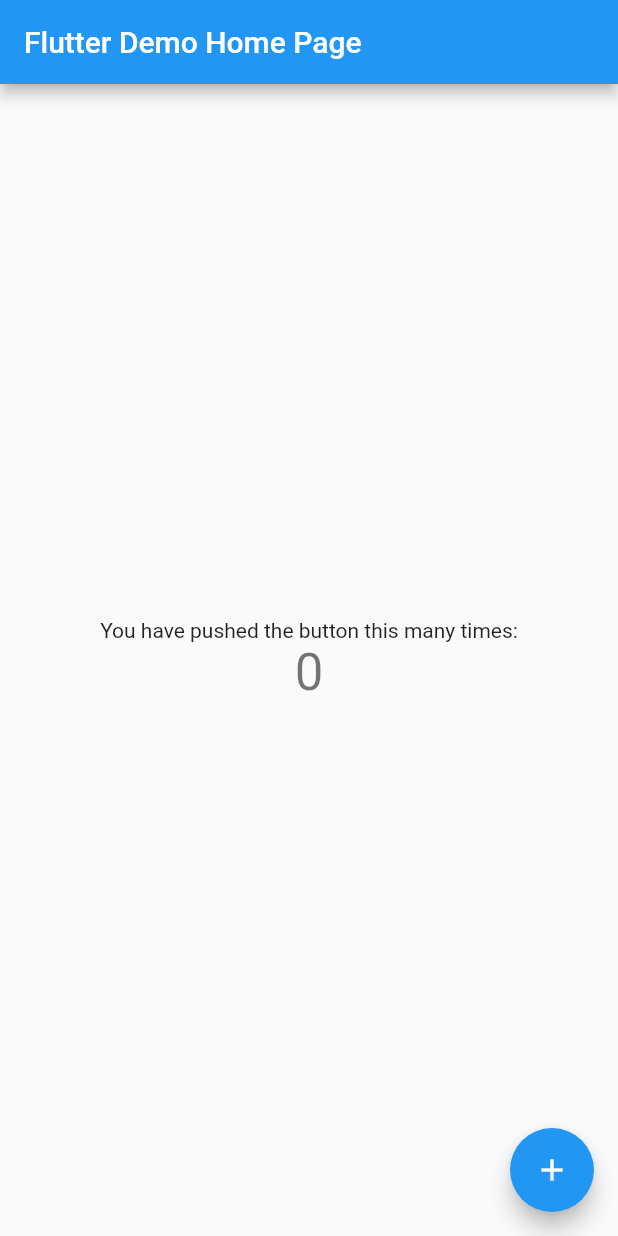
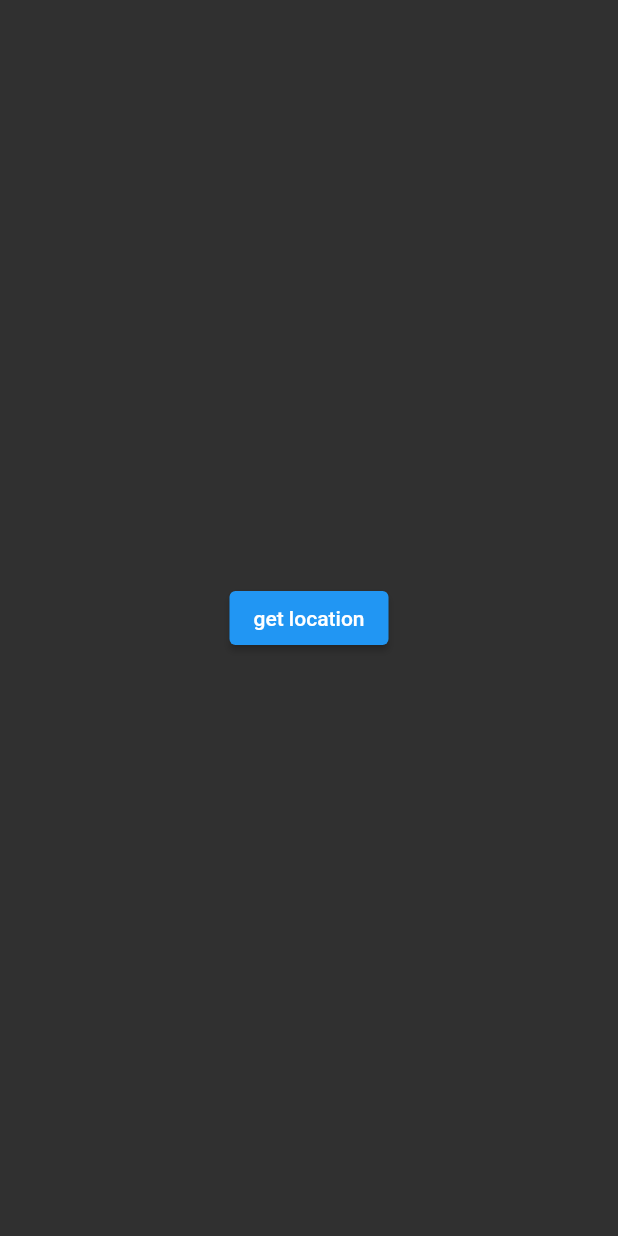
Before and after one commit to Nis-chal/weatherapp-flutter-dart.-android-app, a Flutter app: the screen it shows after launch, on a phone screen of 412 x 824 dp. Run offline on Flutter 3.47's test engine with Material 2 defaults, Android fonts, the phone set to English and light mode, and no system bars; our stand-ins replace geolocator.

Commit message:
setup was done

```diff
--- a/lib/main.dart
+++ b/lib/main.dart
@@ -1,115 +1,14 @@
 import 'package:flutter/material.dart';
+import 'package:weatherapp/screens/loading_screen.dart';
 
-void main() {
-  runApp(const MyApp());
-}
+void main() => runApp(MyApp());
 
 class MyApp extends StatelessWidget {
-  const MyApp({Key? key}) : super(key: key);
-
-  // This widget is the root of your application.
   @override
   Widget build(BuildContext context) {
     return MaterialApp(
-      title: 'Flutter Demo',
-      theme: ThemeData(
-        // This is the theme of your application.
-        //
-        // Try running your application with "flutter run". You'll see the
-        // application has a blue toolbar. Then, without quitting the app, try
-        // changing the primarySwatch below to Colors.green and then invoke
-        // "hot reload" (press "r" in the console where you ran "flutter run",
-        // or simply save your changes to "hot reload" in a Flutter IDE).
-        // Notice that the counter didn't reset back to zero; the application
-        // is not restarted.
-        primarySwatch: Colors.blue,
-      ),
-      home: const MyHomePage(title: 'Flutter Demo Home Page'),
+      theme: ThemeData.dark(),
+      home: LoadingScreen(),
     );
   }
 }
-
-class MyHomePage extends StatefulWidget {
-  const MyHomePage({Key? key, required this.title}) : super(key: key);
-
-  // This widget is the home page of your application. It is stateful, meaning
-  // that it has a State object (defined below) that contains fields that affect
-  // how it looks.
-
-  // This class is the configuration for the state. It holds the values (in this
-  // case the title) provided by the parent (in this case the App widget) and
-  // used by the build method of the State. Fields in a Widget subclass are
-  // always marked "final".
-
-  final String title;
-
-  @override
-  State<MyHomePage> createState() => _MyHomePageState();
-}
-
-class _MyHomePageState extends State<MyHomePage> {
-  int _counter = 0;
-
-  void _incrementCounter() {
-    setState(() {
-      // This call to setState tells the Flutter framework that something has
-      // changed in this State, which causes it to rerun the build method below
-      // so that the display can reflect the updated values. If we changed
-      // _counter without calling setState(), then the build method would not be
-      // called again, and so nothing would appear to happen.
-      _counter++;
-    });
-  }
-
-  @override
-  Widget build(BuildContext context) {
-    // This method is rerun every time setState is called, for instance as done
-    // by the _incrementCounter method above.
-    //
-    // The Flutter framework has been optimized to make rerunning build methods
-    // fast, so that you can just rebuild anything that needs updating rather
-    // than having to individually change instances of widgets.
-    return Scaffold(
-      appBar: AppBar(
-        // Here we take the value from the MyHomePage object that was created by
-        // the App.build method, and use it to set our appbar title.
-        title: Text(widget.title),
-      ),
-      body: Center(
-        // Center is a layout widget. It takes a single child and positions it
-        // in the middle of the parent.
-        child: Column(
-          // Column is also a layout widget. It takes a list of children and
-          // arranges them vertically. By default, it sizes itself to fit its
-          // children horizontally, and tries to be as tall as its parent.
-          //
-          // Invoke "debug painting" (press "p" in the console, choose the
-          // "Toggle Debug Paint" action from the Flutter Inspector in Android
-          // Studio, or the "Toggle Debug Paint" command in Visual Studio Code)
-          // to see the wireframe for each widget.
-          //
-          // Column has various properties to control how it sizes itself and
-          // how it positions its children. Here we use mainAxisAlignment to
-          // center the children vertically; the main axis here is the vertical
-          // axis because Columns are vertical (the cross axis would be
-          // horizontal).
-          mainAxisAlignment: MainAxisAlignment.center,
-          children: <Widget>[
-            const Text(
-              'You have pushed the button this many times:',
-            ),
-            Text(
-              '$_counter',
-              style: Theme.of(context).textTheme.headline4,
-            ),
-          ],
-        ),
-      ),
-      floatingActionButton: FloatingActionButton(
-        onPressed: _incrementCounter,
-        tooltip: 'Increment',
-        child: const Icon(Icons.add),
-      ), // This trailing comma makes auto-formatting nicer for build methods.
-    );
-  }
-}
--- /dev/null
+++ b/lib/screens/loading_screen.dart
@@ -0,0 +1,29 @@
+import 'package:flutter/material.dart';
+import 'package:geolocator/geolocator.dart';
+
+class LoadingScreen extends StatefulWidget {
+  LoadingScreen({Key? key}) : super(key: key);
+
+  @override
+  State<LoadingScreen> createState() => _LoadingScreenState();
+}
+
+class _LoadingScreenState extends State<LoadingScreen> {
+  void getLocation() async {
+    Position position = await Geolocator.getCurrentPosition(
+        desiredAccuracy: LocationAccuracy.low);
+  }
+
+  @override
+  Widget build(BuildContext context) {
+    return Scaffold(
+      body: Center(
+          child: ElevatedButton(
+        onPressed: () {
+          getLocation();
+        },
+        child: Text('get location'),
+      )),
+    );
+  }
+}
```
Also changed, not shown: lib/screens/city_screen.dart (added, +51 -0 lines), lib/screens/location_screen.dart (added, +76 -0 lines), lib/services/weather.dart (added, +33 -0 lines), lib/utilities/constants.dart (added, +20 -0 lines), pubspec.yaml (+9 -28 lines), fonts/SpartanMB-Black.otf (added), images/city_background.jpg (added), images/location_background.jpg (added), pubspec.lock, 5 other files.
